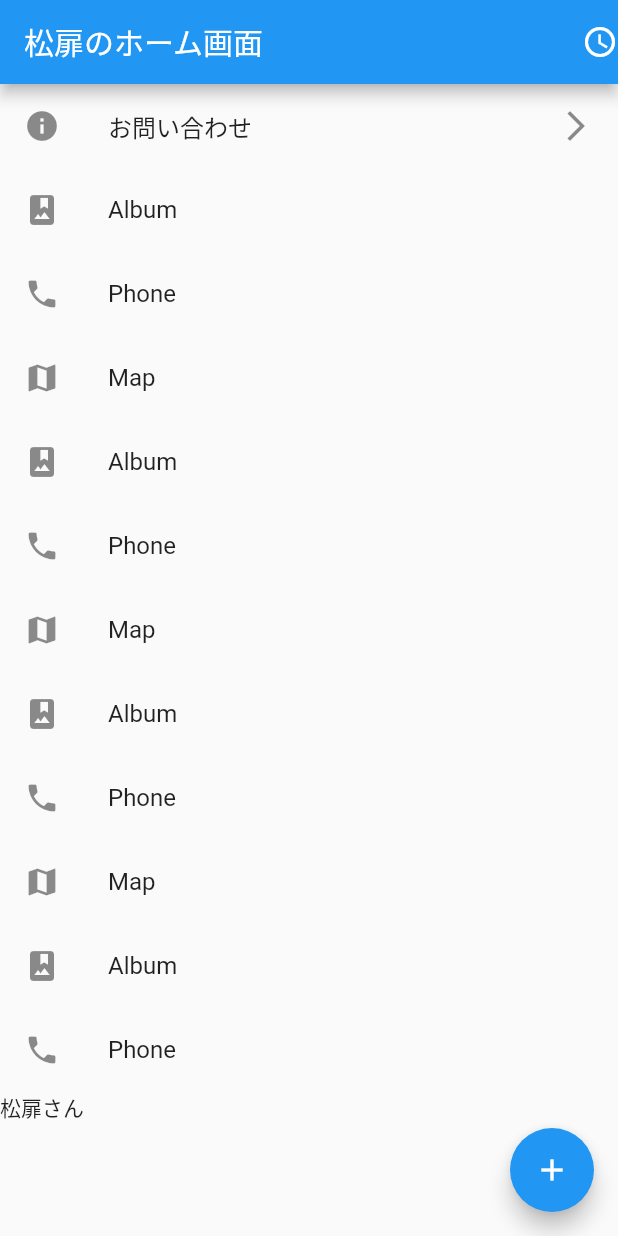
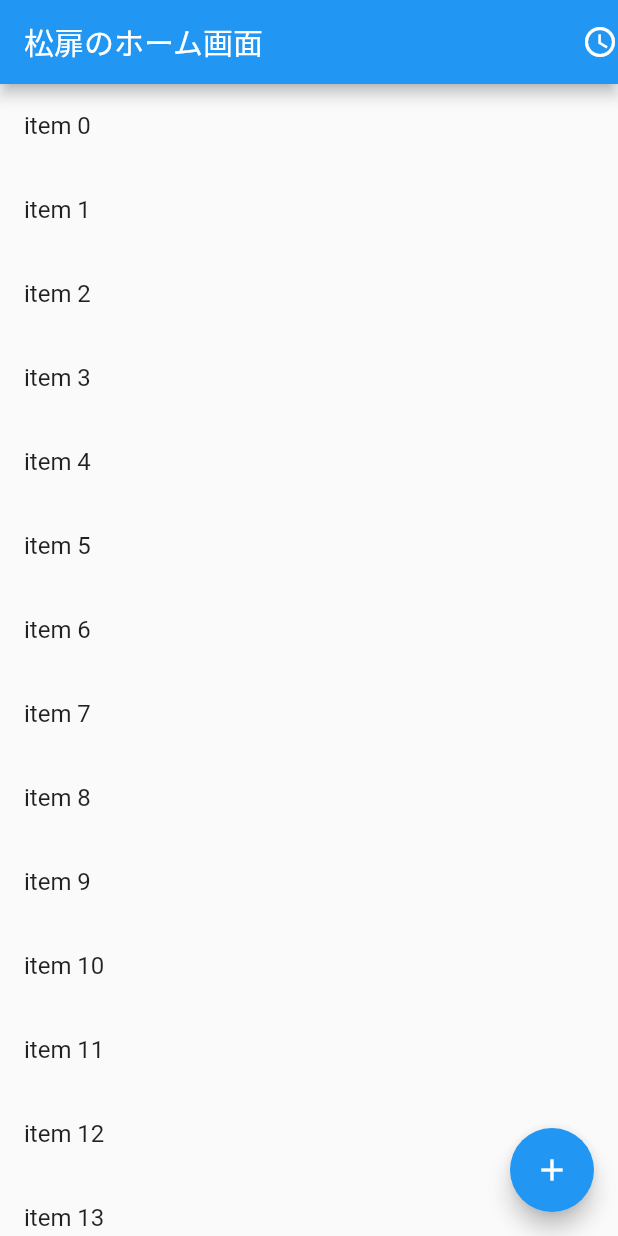
Before and after one commit to tomohiroshouhi/flutter_school, a Flutter app: the screen it shows after launch, on a phone screen of 412 x 824 dp. Run offline on Flutter 3.47's test engine with Material 2 defaults, Android fonts, the phone set to English and light mode, and no system bars.

Commit message:
listview_buider
listview_builder

```diff
--- a/lib/main.dart
+++ b/lib/main.dart
@@ -41,6 +41,7 @@ class _MyHomePageState extends State<MyHomePage> {
 
   final myFocusNode = FocusNode();
   final myController = TextEditingController();
+  final items = List<String>.generate(10000, (i) => 'item $i');
 
   userData UserData;
 
@@ -56,68 +57,13 @@ class _MyHomePageState extends State<MyHomePage> {
       ),
       body: Container(
         width: double.infinity,
-        child: ListView(
-          children: <Widget>[
-            ListTile(
-              leading: Icon(Icons.info),
-              title: Text('お問い合わせ'),
-              trailing: Icon(Icons.arrow_forward_ios),
-              onTap: () {
-                // ToDo:画面遷移
-                Navigator.push(
-                  context,
-                  MaterialPageRoute(
-                    builder: (context) => NextPage('松扉さん'),
-                  ),
-                );
-              },
-            ),
-            ListTile(
-              leading: Icon(Icons.photo_album),
-              title: Text('Album'),
-            ),
-            ListTile(
-              leading: Icon(Icons.phone),
-              title: Text('Phone'),
-            ),
-            ListTile(
-              leading: Icon(Icons.map),
-              title: Text('Map'),
-            ),
-            ListTile(
-              leading: Icon(Icons.photo_album),
-              title: Text('Album'),
-            ),
-            ListTile(
-              leading: Icon(Icons.phone),
-              title: Text('Phone'),
-            ),
-            ListTile(
-              leading: Icon(Icons.map),
-              title: Text('Map'),
-            ),
-            ListTile(
-              leading: Icon(Icons.photo_album),
-              title: Text('Album'),
-            ),
-            ListTile(
-              leading: Icon(Icons.phone),
-              title: Text('Phone'),
-            ),
-            ListTile(
-              leading: Icon(Icons.map),
-              title: Text('Map'),
-            ),
-            ListTile(
-              leading: Icon(Icons.photo_album),
-              title: Text('Album'),
-            ),
-            ListTile(
-              leading: Icon(Icons.phone),
-              title: Text('Phone'),
-            ),
-            Text('松扉さん'),
-          ],
+        child: ListView.builder(
+          itemCount: items.length,
+          itemBuilder: (context, index) {
+            return ListTile (
+              title: Text('${items[index]}'),
+            );
+          },
         )
       ),
       floatingActionButton: FloatingActionButton(
```
